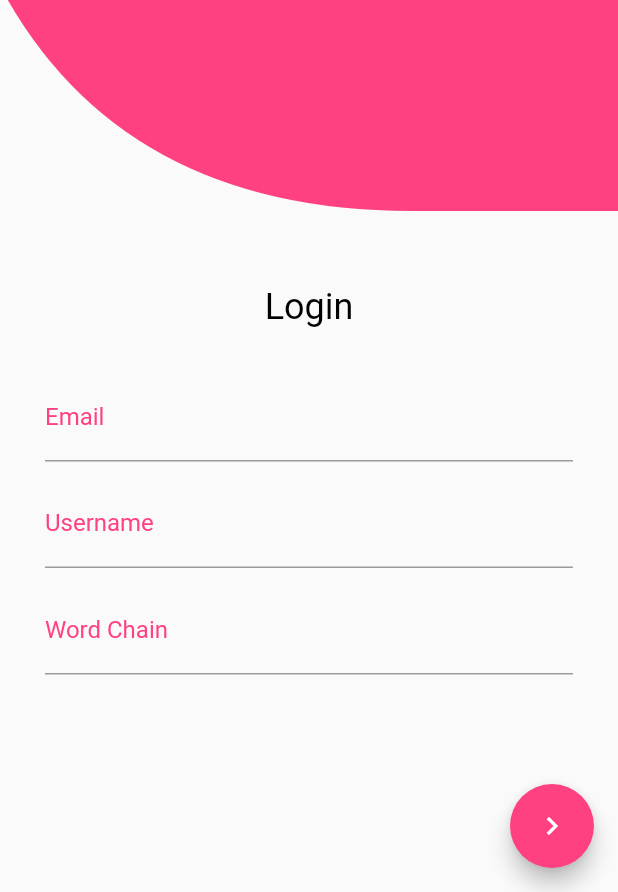
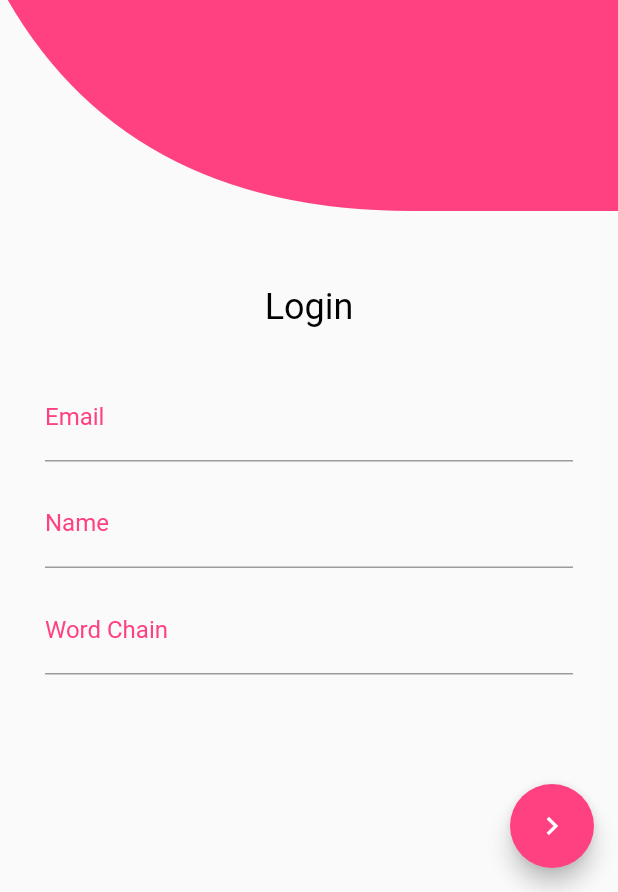
Before and after one commit to code-build-deploy/certifiables, a Flutter app: the screen it shows after launch, on a phone screen of 412 x 824 dp, the part 344-1236 px from its top. Run offline on Flutter 3.47's test engine with Material 2 defaults, Android fonts, the phone set to English and light mode, and no system bars.

Commit message:
Updating app structure

```diff
--- a/lib/main.dart
+++ b/lib/main.dart
@@ -20,7 +20,8 @@ class AppState extends State<App>{
       debugShowCheckedModeBanner: false,
       theme: ThemeData(
         primaryColor: Colors.pinkAccent,
-        focusColor: Colors.pinkAccent
+        focusColor: Colors.pinkAccent,
+        accentColor: Colors.pinkAccent
       ),
       home: LoginScreen()
     );
@@ -35,7 +36,7 @@ class LoginScreen extends StatefulWidget{
 class LoginScreenState extends State<LoginScreen>{
 
   TextEditingController emailController = new TextEditingController();
-  TextEditingController usernameController = new TextEditingController();
+  TextEditingController nameController = new TextEditingController();
   TextEditingController wordChainController = new TextEditingController();
 
   void _showDialog() {
@@ -147,12 +148,12 @@ class LoginScreenState extends State<LoginScreen>{
                       keyboardType: TextInputType.text,
                       textCapitalization: TextCapitalization.none,
                       decoration: InputDecoration(
-                        labelText: 'Username',
+                        labelText: 'Name',
                         labelStyle: TextStyle(
                           color: Colors.pinkAccent
                         )
                       ),
-                      controller: usernameController,
+                      controller: nameController,
                     ),
                     SizedBox(height: 12.0),
                     TextField(
@@ -177,11 +178,11 @@ class LoginScreenState extends State<LoginScreen>{
       floatingActionButton: FloatingActionButton(
         backgroundColor: Colors.pinkAccent,
         onPressed: () async{
-          var username = usernameController.text;
+          var name = nameController.text;
           var email = emailController.text;
           var chain = wordChainController.text;
           Map data = {
-            "username": username,
+            "name": name,
             "email": email,
             "chain": chain
           };
```
Also changed, not shown: lib/home.dart (added, +76 -0 lines).
